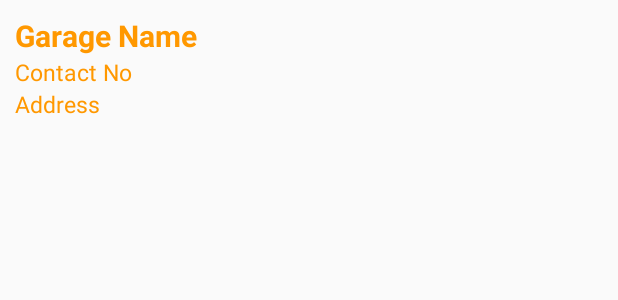
After one commit to shahalreza/Traffic-Teacher-Android-Apps, an Android app: the layout list_item_garage.xml on its own in the app's theme, with its tools: preview values and no code run, on a phone screen of 412 x 824 dp. The commit adds this screen. Shown: the top 300 px of the screen. Run offline under Robolectric (Android 15) with nearby library versions, the light colour scheme and no system bars.

Commit message:
show all garage list

```diff
--- a/app/src/main/AndroidManifest.xml
+++ b/app/src/main/AndroidManifest.xml
@@ -15,7 +15,8 @@
         android:roundIcon="@mipmap/ic_launcher_round"
         android:supportsRtl="true"
         android:theme="@style/AppTheme">
-        <activity android:name=".QuizActivityImage"></activity>
+        <activity android:name=".AllGarageInfo"></activity>
+        <activity android:name=".QuizActivityImage" />
         <activity android:name=".StartQuiz" />
         <activity android:name=".ChooseQuiz" />
         <activity android:name=".QuizActivity" />
--- a/app/src/main/java/com/example/afrin/trafficteacher/api/Api.java
+++ b/app/src/main/java/com/example/afrin/trafficteacher/api/Api.java
@@ -1,6 +1,7 @@
 package com.example.afrin.trafficteacher.api;
 
 import com.example.afrin.trafficteacher.model.showRouteResponse;
+import com.example.afrin.trafficteacher.model.showGarageResponse;
 
 import java.util.List;
 
@@ -10,4 +11,7 @@ import retrofit2.http.GET;
 public interface Api {
     @GET("api/showBusRoute.php")
     Call<List<showRouteResponse>> getAllRouteInfo();
+
+    @GET("api/showGarage.php")
+    Call<List<showGarageResponse>> getAllGarageInfo();
 }
--- a/app/src/main/java/com/example/afrin/trafficteacher/api/RetrofitClient.java
+++ b/app/src/main/java/com/example/afrin/trafficteacher/api/RetrofitClient.java
@@ -7,7 +7,7 @@ import retrofit2.converter.gson.GsonConverterFactory;
 
 public class RetrofitClient {
     Retrofit retrofit;
-    private static final String BASE_URL = "http://192.168.0.104/traffic/";
+    private static final String BASE_URL = "http://192.168.0.105/traffic/";
     private static RetrofitClient mInstance;
 
     private RetrofitClient(){
--- a/app/src/main/res/layout/activity_main.xml
+++ b/app/src/main/res/layout/activity_main.xml
@@ -377,6 +377,7 @@
 
 
         <TextView
+            android:id="@+id/textView_garage_list"
             android:layout_width="match_parent"
             android:layout_height="match_parent"
             android:layout_marginLeft="10dp"
--- /dev/null
+++ b/app/src/main/res/layout/list_item_garage.xml
@@ -0,0 +1,40 @@
+<?xml version="1.0" encoding="utf-8"?>
+<LinearLayout xmlns:android="http://schemas.android.com/apk/res/android"
+    android:layout_width="match_parent"
+    android:layout_height="match_parent">
+
+    <LinearLayout
+        android:layout_width="match_parent"
+        android:layout_height="wrap_content"
+        android:orientation="vertical"
+        android:layout_margin="10dp">
+
+        <TextView
+            android:id="@+id/textView_garage_title"
+            android:layout_width="match_parent"
+            android:layout_height="wrap_content"
+            android:textSize="20sp"
+            android:textStyle="bold"
+            android:text="Garage Name"
+            android:textColor="#FF9800"/>
+
+        <TextView
+            android:id="@+id/textView_contact_no"
+            android:layout_width="match_parent"
+            android:layout_height="wrap_content"
+            android:textSize="15sp"
+            android:text="Contact No"
+            android:textColor="#FF9800"/>
+
+        <TextView
+            android:id="@+id/textView_garage_address"
+            android:layout_width="match_parent"
+            android:layout_height="wrap_content"
+            android:text="Address"
+            android:textColor="#FF9800"
+            android:textSize="15sp" />
+
+
+    </LinearLayout>
+
+</LinearLayout>
```
Also changed, not shown: app/src/main/java/com/example/afrin/trafficteacher/AllGarageInfo.java (added, +111 -0 lines), app/src/main/java/com/example/afrin/trafficteacher/MainActivity.java (+8 -1 lines), app/src/main/java/com/example/afrin/trafficteacher/model/showGarageResponse.java (added, +25 -0 lines), app/src/main/res/layout/activity_all_garage_info.xml (added, +36 -0 lines).
